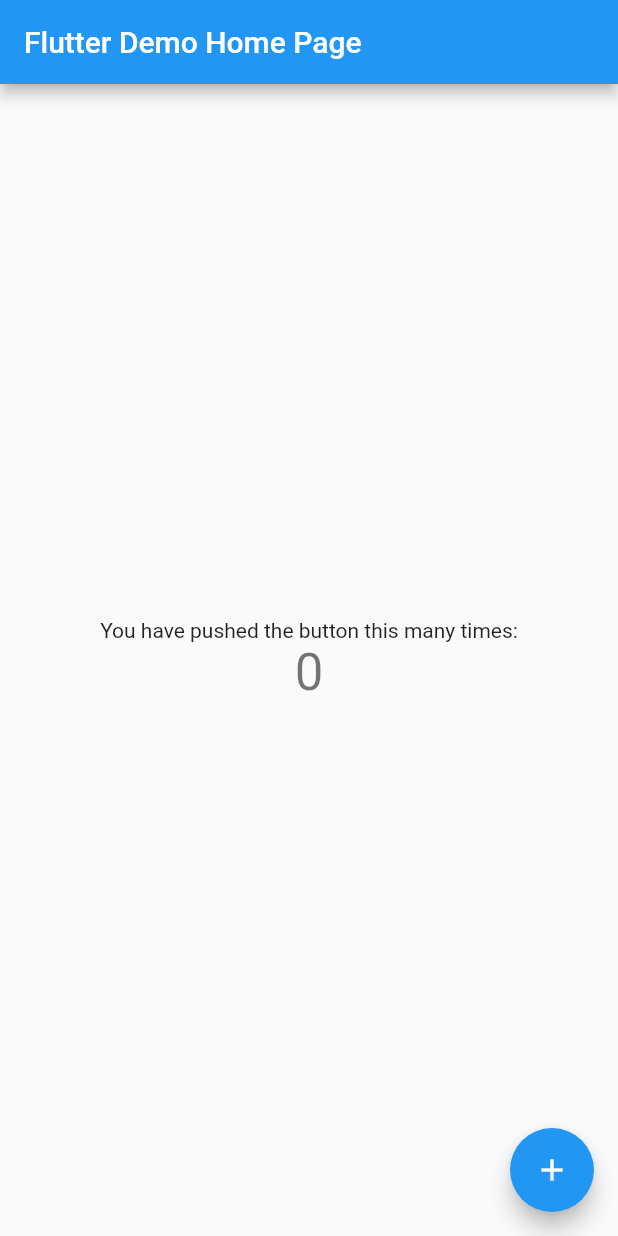
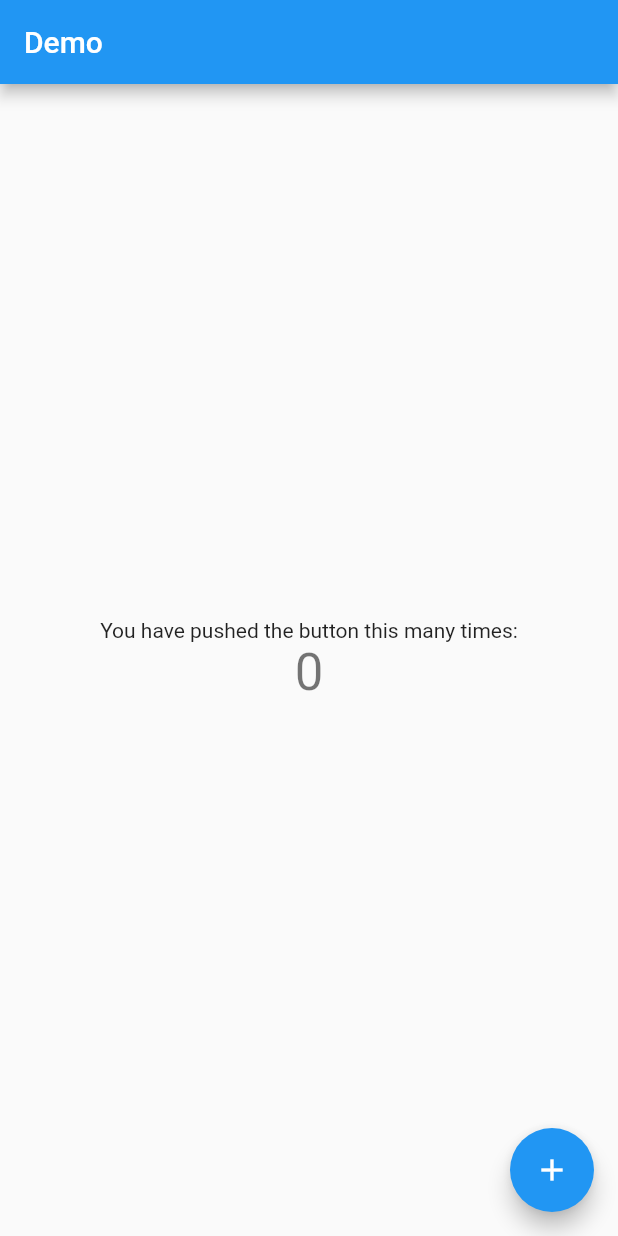
Before and after one commit to lezcano17/cliinic, a Flutter app: the screen it shows after launch, on a phone screen of 412 x 824 dp. Run offline on Flutter 3.47's test engine with Material 2 defaults, Android fonts, the phone set to English and light mode, and no system bars; our stand-ins replace get.

```diff
--- a/lib/main.dart
+++ b/lib/main.dart
@@ -25,7 +25,7 @@ class MyApp extends StatelessWidget {
         // is not restarted.
         primarySwatch: Colors.blue,
       ),
-      home: const MyHomePage(title: 'Flutter Demo Home Page'),
+      home: const MyHomePage(title: 'Demo'),
     );
   }
 }
```
Also changed, not shown: 1 other file.
